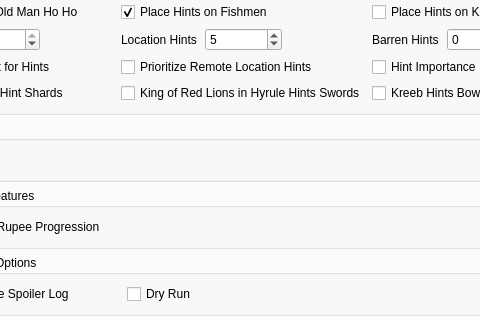
tanjo3/wwrando, file wwr_ui/randomizer_window.ui: the form before one commit; both pictures show x 137 to 617 and y 210 to 530 of the 1000 by 775 pixel window.
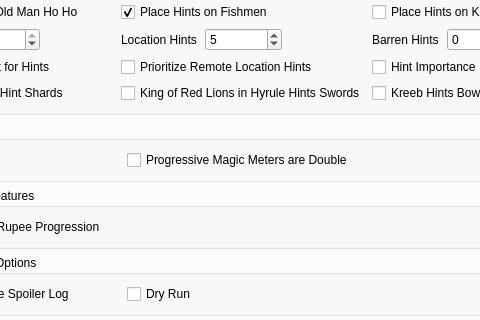
The form after the commit. The open tabs and pages were chosen to show the change. Custom widgets are drawn as their Qt base class.

Commit message: New Feature: All magic upgrades are double

The edit to the form file:
```diff
--- a/wwr_ui/randomizer_window.ui
+++ b/wwr_ui/randomizer_window.ui
@@ -1483,7 +1483,11 @@
                 <widget class="QWidget" name="widget_15" native="true"/>
                </item>
                <item row="0" column="1">
-                <widget class="QWidget" name="widget_17" native="true"/>
+                <widget class="QCheckBox" name="always_double_magic">
+                 <property name="text">
+                  <string>Progressive Magic Meters are Double</string>
+                 </property>
+                </widget>
                </item>
               </layout>
              </widget>
```
Left out of the diff: 14 changed lines with no effect on the pictures. The commit also changes 17 other files.
